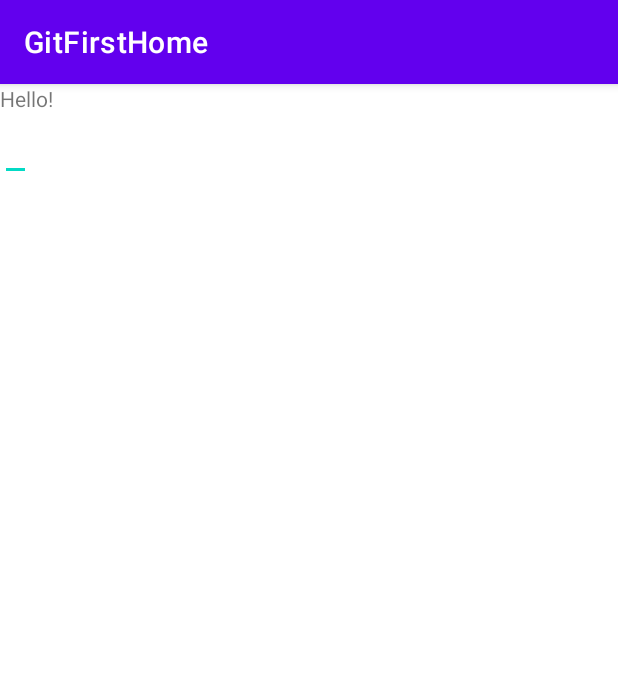
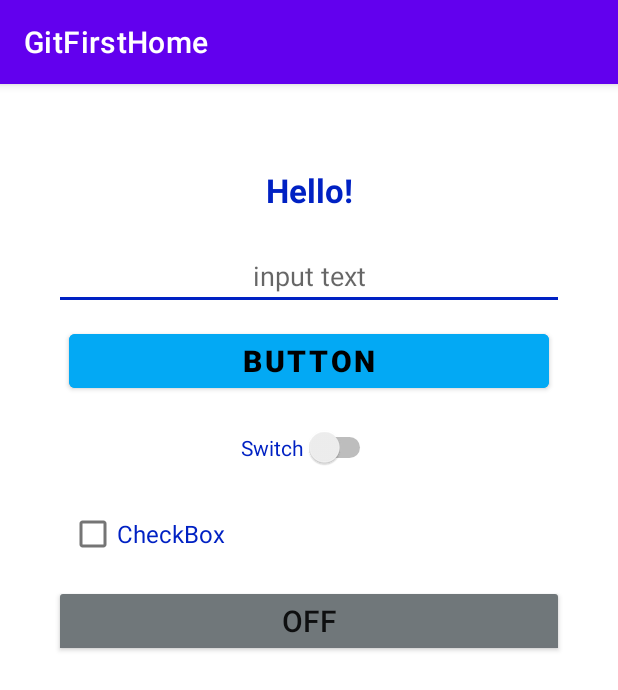
Before and after one commit to hucknoob/GitFirstHome, an Android app: the screen it shows after launch (MainActivity), on a phone screen of 412 x 824 dp. Shown: the top 690 px of the screen. Run offline under Robolectric (Android 15) with nearby library versions, the phone set to English and light mode, and no system bars.

Commit message:
Первый пункт домашней работы

```diff
--- a/app/src/main/res/layout/activity_main.xml
+++ b/app/src/main/res/layout/activity_main.xml
@@ -3,17 +3,61 @@
     xmlns:tools="http://schemas.android.com/tools"
     android:layout_width="match_parent"
     android:layout_height="match_parent"
+    android:layout_margin="16dp"
+    android:gravity="center_horizontal"
     android:orientation="vertical"
+    android:padding="20dp"
     tools:context=".MainActivity">
 
     <TextView
+        android:layout_width="match_parent"
+        android:layout_height="wrap_content"
+        android:layout_margin="10dp"
+        android:gravity="center_horizontal"
+        android:padding="10dp"
+        android:text="Hello!"
+        android:textColor="@color/teal_200"
+        android:textSize="22sp"
+        android:textStyle="bold" />
+
+    <EditText
+        android:layout_width="match_parent"
+        android:layout_height="wrap_content"
+        android:gravity="center_horizontal"
+        android:hint="input text" />
+
+    <Button
+        android:layout_width="match_parent"
+        android:layout_height="wrap_content"
+        android:layout_margin="10dp"
+        android:backgroundTint="@color/blue"
+        android:text="Button"
+        android:textColor="@color/black"
+        android:textSize="20sp"
+        android:textStyle="bold" />
+
+    <Switch
         android:layout_width="wrap_content"
         android:layout_height="wrap_content"
-        android:text="Hello!" />
+        android:layout_gravity="center_horizontal"
+        android:layout_margin="10dp"
+        android:text="Switch"
+        android:textColor="@color/teal_200" />
 
-    <EditText
+    <CheckBox
         android:layout_width="wrap_content"
-        android:layout_height="wrap_content" />
+        android:layout_height="wrap_content"
+        android:layout_gravity="left"
+        android:layout_margin="10dp"
+        android:text="CheckBox"
+        android:textColor="@color/teal_200"
+        android:textSize="16sp" />
+
+    <ToggleButton
+        android:layout_width="match_parent"
+        android:layout_height="wrap_content"
+        android:backgroundTint="@color/gray"
+        android:textSize="20sp" />
 
 
 </LinearLayout>
--- a/app/src/main/res/values/colors.xml
+++ b/app/src/main/res/values/colors.xml
@@ -3,8 +3,10 @@
     <color name="purple_200">#FFBB86FC</color>
     <color name="purple_500">#FF6200EE</color>
     <color name="purple_700">#FF3700B3</color>
-    <color name="teal_200">#FF03DAC5</color>
+    <color name="teal_200">#0021C3</color>
     <color name="teal_700">#FF018786</color>
     <color name="black">#FF000000</color>
     <color name="white">#FFFFFFFF</color>
+    <color name="blue">#03A9F4</color>
+    <color name="gray">#70777A</color>
 </resources>
```
